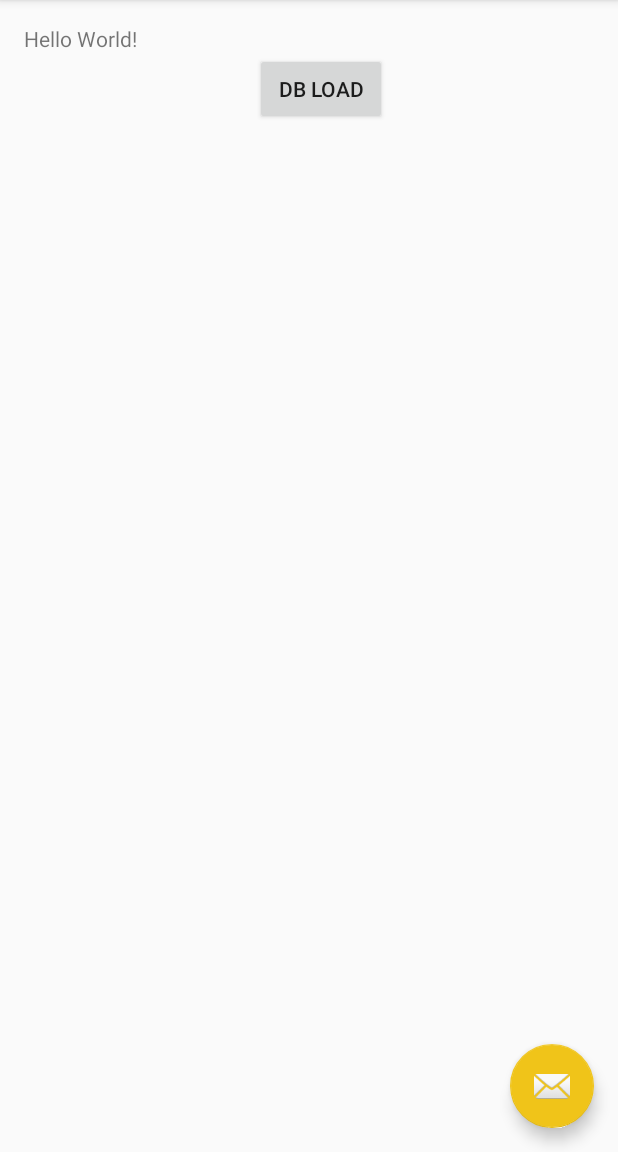
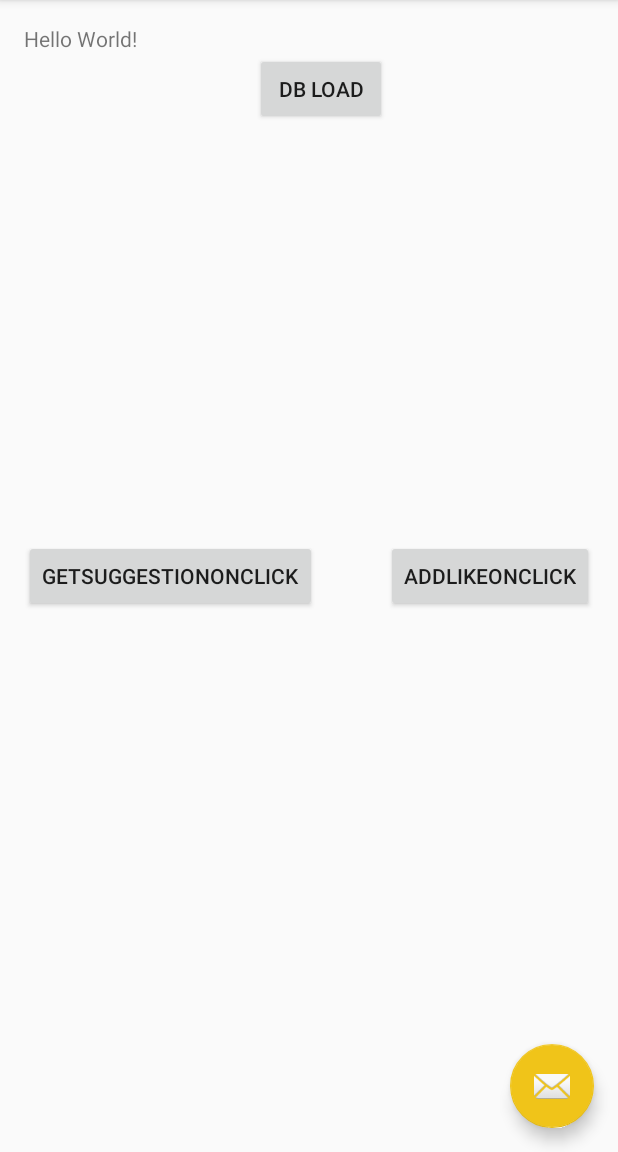
Before and after one commit to meni432/ToTake, an Android app: the screen it shows after launch (MainActivity), on a phone screen of 412 x 824 dp, the part 84-1236 px from its top. Run offline under Robolectric (Android 15) with nearby library versions, the light colour scheme and no system bars; our stand-ins replace Picasso; pictures from the network do not load.

Commit message:
tahel commit

```diff
--- a/app/src/main/res/layout/content_main.xml
+++ b/app/src/main/res/layout/content_main.xml
@@ -28,5 +28,23 @@
         android:layout_marginEnd="138dp"
         android:onClick="dbLoadClick" />
 
+    <Button
+        android:layout_width="wrap_content"
+        android:layout_height="wrap_content"
+        android:text="addLikeOnClick"
+        android:id="@+id/button2"
+        android:layout_centerVertical="true"
+        android:layout_alignParentEnd="true"
+        android:onClick="addLikeOnClick" />
+
+    <Button
+        android:layout_width="wrap_content"
+        android:layout_height="wrap_content"
+        android:text="getSuggestionOnClick"
+        android:id="@+id/button3"
+        android:layout_alignTop="@+id/button2"
+        android:layout_alignParentStart="true"
+        android:onClick="getSuggestionOnClick" />
+
 
 </RelativeLayout>
```
Also changed, not shown: app/src/main/java/com/menisamet/totake/MainActivity.java (+28 -0 lines), app/src/main/java/com/menisamet/totake/Suggestion/SuggestionSystemCall.java (+8 -5 lines).
